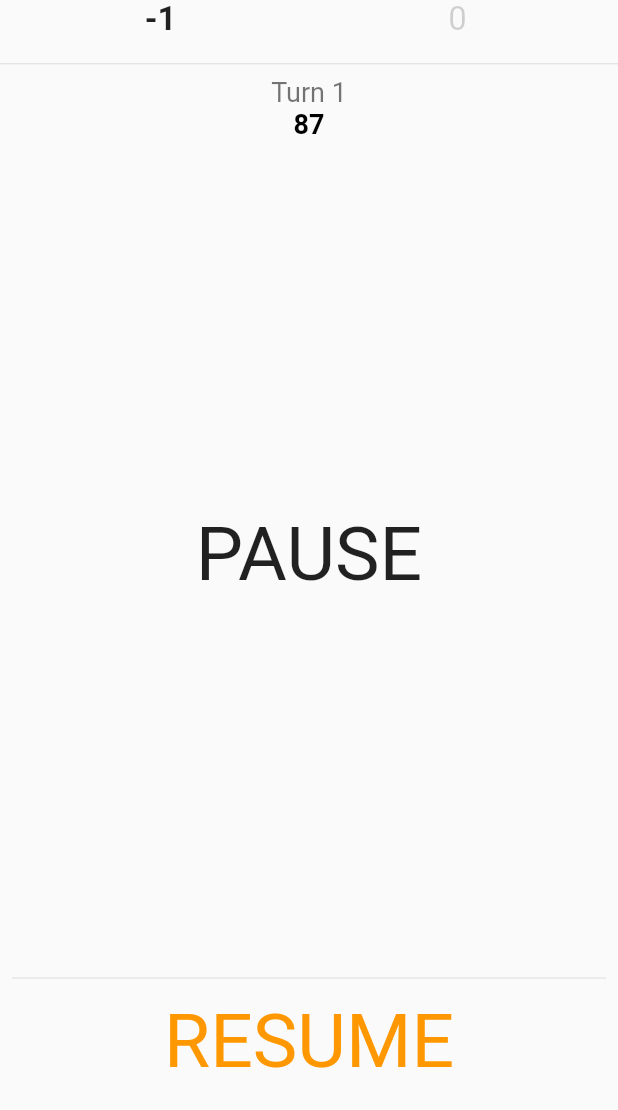
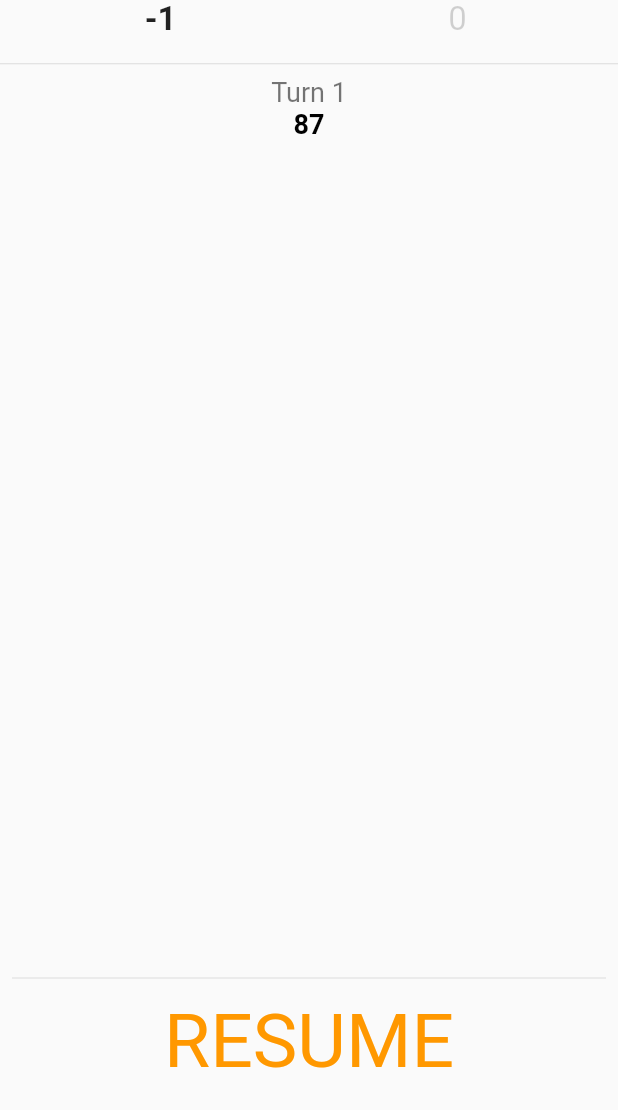
Before and after one commit to rignaneseleo/SpeakEasy, a Flutter app: the GamePage screen opened directly with empty values, after a tap on the "pause" icon, on a phone screen of 412 x 824 dp, the part 126-1236 px from its top. Run offline on Flutter 3.47's test engine with Material 2 defaults, Android fonts, the phone set to English and light mode, and no system bars; drawn by our look-alikes of auto_size_text; our stand-ins replace csv, flutter_riverpod, get, vibration, wakelock; missing offline and left inert: soundpool; statements that could not run were skipped.

Commit message:
blinking text

```diff
--- a/opentabu/lib/view/gamePage.dart
+++ b/opentabu/lib/view/gamePage.dart
@@ -12,6 +12,7 @@ import 'package:opentabu/controller/gameController.dart';
 import 'package:opentabu/model/settings.dart';
 import 'package:opentabu/model/word.dart';
 import 'package:opentabu/persistence/soundLoader.dart';
+import 'package:opentabu/view/widget/blinkingText.dart';
 import 'package:opentabu/view/widget/myContainer.dart';
 import 'package:vibration/vibration.dart';
 import 'package:wakelock/wakelock.dart';
@@ -48,8 +49,8 @@ class GamePageState extends State<GamePage> {
 
   @override
   void dispose() {
-    _turnTimer.cancel();
-    _countSecondsTimer.cancel();
+    _turnTimer?.cancel();
+    _countSecondsTimer?.cancel();
     Wakelock.disable();
     super.dispose();
   }
@@ -197,9 +198,11 @@ class GamePageState extends State<GamePage> {
         ],
       ),
       body: Center(
-        child: Text(
-          "PAUSE",
-          style: TextStyle(fontSize: 50),
+        child: BlinkingText(
+          Text(
+            "PAUSE",
+            style: TextStyle(fontSize: 50, fontStyle: FontStyle.italic),
+          ),
         ),
       ),
       footer: MyBottomButton(
@@ -400,7 +403,9 @@ class GameInfoWidget extends ConsumerWidget {
                     fontSize: 17.0,
                     fontWeight:
                         isCurrentTeam ? FontWeight.bold : FontWeight.normal,
-                    color: isCurrentTeam ? Theme.of(context).primaryColor : Colors.black),
+                    color: isCurrentTeam
+                        ? Theme.of(context).primaryColor
+                        : Colors.black),
               ),
               new Text(
                 _gameController.scores[i].toString(),
--- /dev/null
+++ b/opentabu/lib/view/widget/blinkingText.dart
@@ -0,0 +1,43 @@
+import 'dart:async';
+
+import 'package:flutter/material.dart';
+
+class BlinkingText extends StatefulWidget {
+  final Text _target;
+
+  BlinkingText(this._target);
+
+  @override
+  BlinkingTextState createState() => BlinkingTextState();
+}
+
+class BlinkingTextState extends State<BlinkingText> {
+  bool _show = true;
+  Timer _timer;
+
+  @override
+  void initState() {
+    _timer = Timer.periodic(Duration(milliseconds: 800), (_) {
+      setState(() => _show = !_show);
+    });
+    super.initState();
+  }
+
+  @override
+  Widget build(BuildContext context) {
+    TextStyle style;
+
+    if (_show)
+      style = widget._target.style;
+    else
+      style = widget._target.style.copyWith(color: Colors.transparent);
+
+    return Text(widget._target.data, style: style);
+  }
+
+  @override
+  void dispose() {
+    _timer?.cancel();
+    super.dispose();
+  }
+}
```
